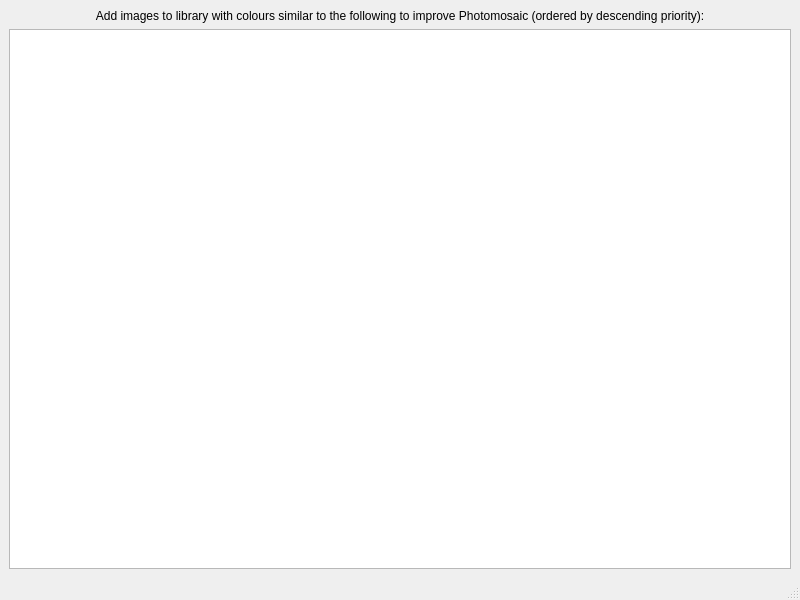
The window that src/colourvisualisation.ui (MorganGrundy/MosaicMagnifique) describes before a commit, drawn with Qt 5.
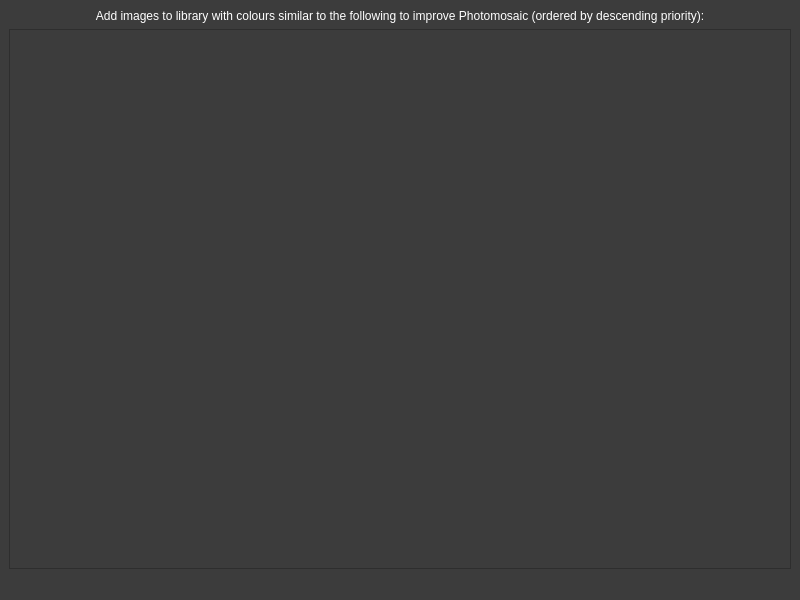
The same window after the commit.

Diff of the .ui file:
```diff
--- a/src/colourvisualisation.ui
+++ b/src/colourvisualisation.ui
@@ -13,6 +13,13 @@
   <property name="windowTitle">
    <string>Colour Visualisation</string>
   </property>
+  <property name="styleSheet">
+   <string notr="true">QWidget {
+background-color: rgb(60, 60, 60);
+color: rgb(255, 255, 255);
+border-color: rgb(0, 0, 0);
+}</string>
+  </property>
   <widget class="QWidget" name="centralwidget">
    <layout class="QVBoxLayout" name="verticalLayout">
     <item>
```
Left out of the diff: 2 changed lines with no effect on the pictures.
